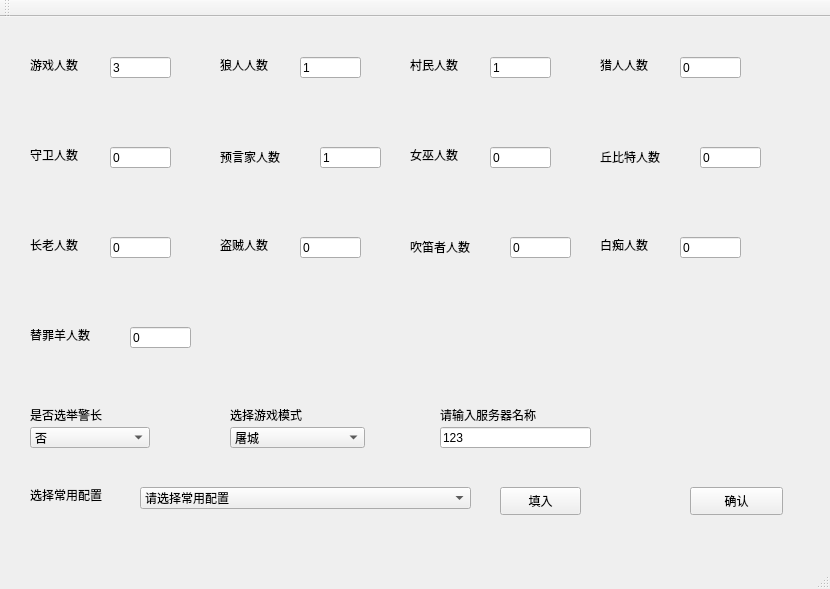
Above: server/mainwindow.ui from GeminiBuddies/OOPLRS before the change. Below: the same form after it.
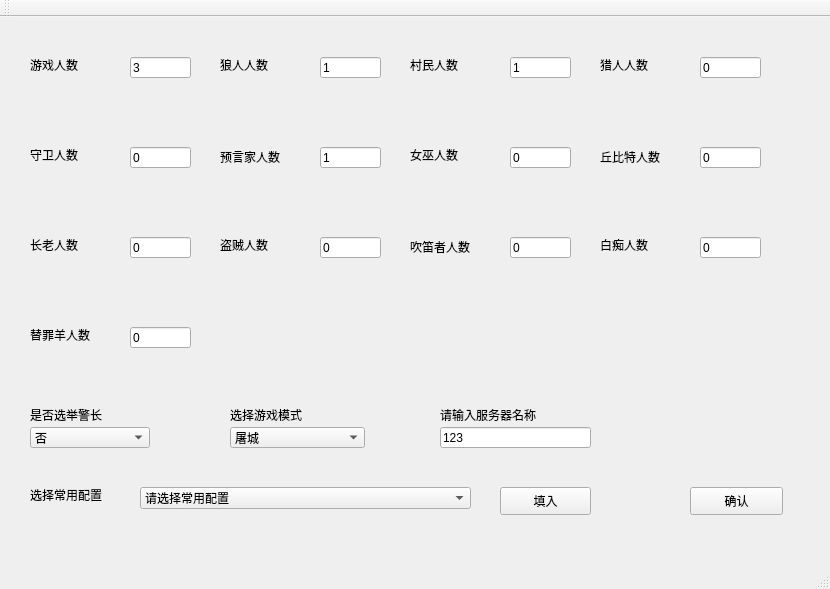
That is the form after the change.

Patch:
```diff
--- a/server/mainwindow.ui
+++ b/server/mainwindow.ui
@@ -13,6 +13,9 @@
   <property name="windowTitle">
    <string>MainWindow</string>
   </property>
+  <property name="styleSheet">
+   <string notr="true"/>
+  </property>
   <widget class="QWidget" name="centralWidget">
    <widget class="QPushButton" name="pushButton">
     <property name="geometry">
@@ -46,7 +49,7 @@
    <widget class="QLineEdit" name="townsfolk">
     <property name="geometry">
      <rect>
-      <x>490</x>
+      <x>510</x>
       <y>40</y>
       <width>61</width>
       <height>21</height>
@@ -72,7 +75,7 @@
    <widget class="QLineEdit" name="wolf">
     <property name="geometry">
      <rect>
-      <x>300</x>
+      <x>320</x>
       <y>40</y>
       <width>61</width>
       <height>21</height>
@@ -98,7 +101,7 @@
    <widget class="QLineEdit" name="witch">
     <property name="geometry">
      <rect>
-      <x>490</x>
+      <x>510</x>
       <y>130</y>
       <width>61</width>
       <height>21</height>
@@ -124,7 +127,7 @@
    <widget class="QLineEdit" name="hunter">
     <property name="geometry">
      <rect>
-      <x>680</x>
+      <x>700</x>
       <y>40</y>
       <width>61</width>
       <height>21</height>
@@ -150,7 +153,7 @@
    <widget class="QLineEdit" name="savior">
     <property name="geometry">
      <rect>
-      <x>110</x>
+      <x>130</x>
       <y>130</y>
       <width>61</width>
       <height>21</height>
@@ -228,7 +231,7 @@
    <widget class="QLineEdit" name="idiot">
     <property name="geometry">
      <rect>
-      <x>680</x>
+      <x>700</x>
       <y>220</y>
       <width>61</width>
       <height>21</height>
@@ -254,7 +257,7 @@
    <widget class="QLineEdit" name="ancient">
     <property name="geometry">
      <rect>
-      <x>110</x>
+      <x>130</x>
       <y>220</y>
       <width>61</width>
       <height>21</height>
@@ -280,7 +283,7 @@
    <widget class="QLineEdit" name="theif">
     <property name="geometry">
      <rect>
-      <x>300</x>
+      <x>320</x>
       <y>220</y>
       <width>61</width>
       <height>21</height>
@@ -332,7 +335,7 @@
    <widget class="QLineEdit" name="playernum">
     <property name="geometry">
      <rect>
-      <x>110</x>
+      <x>130</x>
       <y>40</y>
       <width>61</width>
       <height>21</height>
@@ -488,10 +491,18 @@
      <rect>
       <x>500</x>
       <y>470</y>
-      <width>81</width>
+      <width>91</width>
       <height>28</height>
      </rect>
     </property>
+    <property name="font">
+     <font>
+      <family>Arial</family>
+     </font>
+    </property>
+    <property name="styleSheet">
+     <string notr="true"/>
+    </property>
     <property name="text">
      <string>填入</string>
     </property>
```
Left out of the diff: 108 changed lines with no effect on the pictures.
